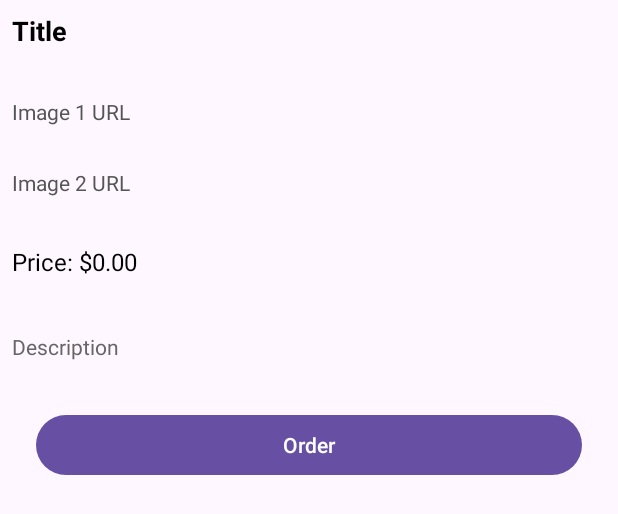
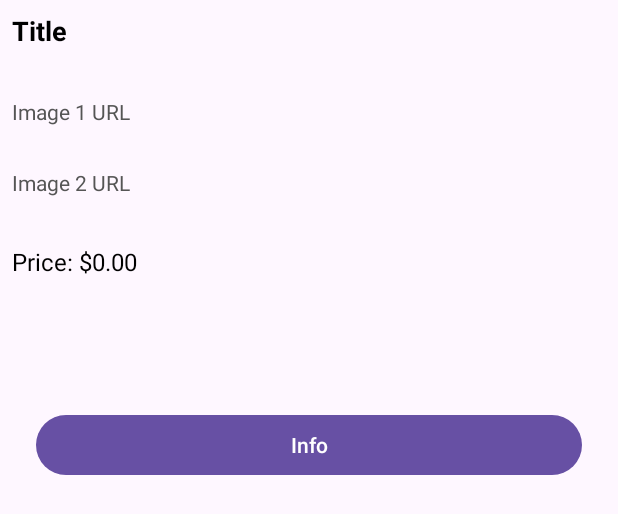
Before and after one commit to pongfei/ShopMaiNew, an Android app: the layout row.xml on its own in the app's theme, with its tools: preview values and no code run, on a phone screen of 412 x 824 dp. Shown: the top 514 px of the screen. Run offline under Robolectric (Android 15) with nearby library versions, the phone set to English and light mode, and no system bars.

Commit message:
edited description

```diff
--- a/app/src/main/java/com/egci428/shopmai/Adapter/MenuAdapter.kt
+++ b/app/src/main/java/com/egci428/shopmai/Adapter/MenuAdapter.kt
@@ -32,7 +32,7 @@ class MenuAdapter(
         val img1TextView = view.findViewById<TextView>(R.id.messageImg1)
         val img2TextView = view.findViewById<TextView>(R.id.messageImg2)
         val priceTextView = view.findViewById<TextView>(R.id.messagePrice)
-        val descriptionTextView = view.findViewById<TextView>(R.id.messageDescription)
+//        val descriptionTextView = view.findViewById<TextView>(R.id.messageDescription)
         val orderBtn = view.findViewById<Button>(R.id.orderBtn)
 
         // Set values from the message object
@@ -41,7 +41,7 @@ class MenuAdapter(
         img1TextView.text = "Image 1 URL: ${menu.img1}"
         img2TextView.text = "Image 2 URL: ${menu.img2}"
         priceTextView.text = "Price: $${menu.price}"
-        descriptionTextView.text = menu.description
+        val descriptionTextView = menu.description
 
         // Handle button click
         orderBtn.setOnClickListener {
@@ -50,7 +50,7 @@ class MenuAdapter(
             intent.putExtra("titleTextView", titleTextView.text.toString())
 //            intent.putExtra("img1TextView", TextView.text.toString())
             intent.putExtra("priceTextView", priceTextView.text.toString())
-            intent.putExtra("descriptionTextView", descriptionTextView.text.toString())
+            intent.putExtra("descriptionTextView", descriptionTextView.toString())
 
             mContext.startActivity(intent) //use mContext when in adapter class
 
--- a/app/src/main/res/layout/row.xml
+++ b/app/src/main/res/layout/row.xml
@@ -74,6 +74,7 @@
         android:text="Description"
         android:textColor="#666"
         android:textSize="14sp"
+        android:visibility="invisible"
         app:layout_constraintEnd_toEndOf="parent"
         app:layout_constraintHorizontal_bias="0.0"
         app:layout_constraintStart_toStartOf="parent"
@@ -86,7 +87,7 @@
         android:layout_marginStart="16dp"
         android:layout_marginTop="32dp"
         android:layout_marginEnd="16dp"
-        android:text="Order"
+        android:text="Info"
         app:layout_constraintEnd_toEndOf="parent"
         app:layout_constraintHorizontal_bias="0.498"
         app:layout_constraintStart_toStartOf="parent"
```
